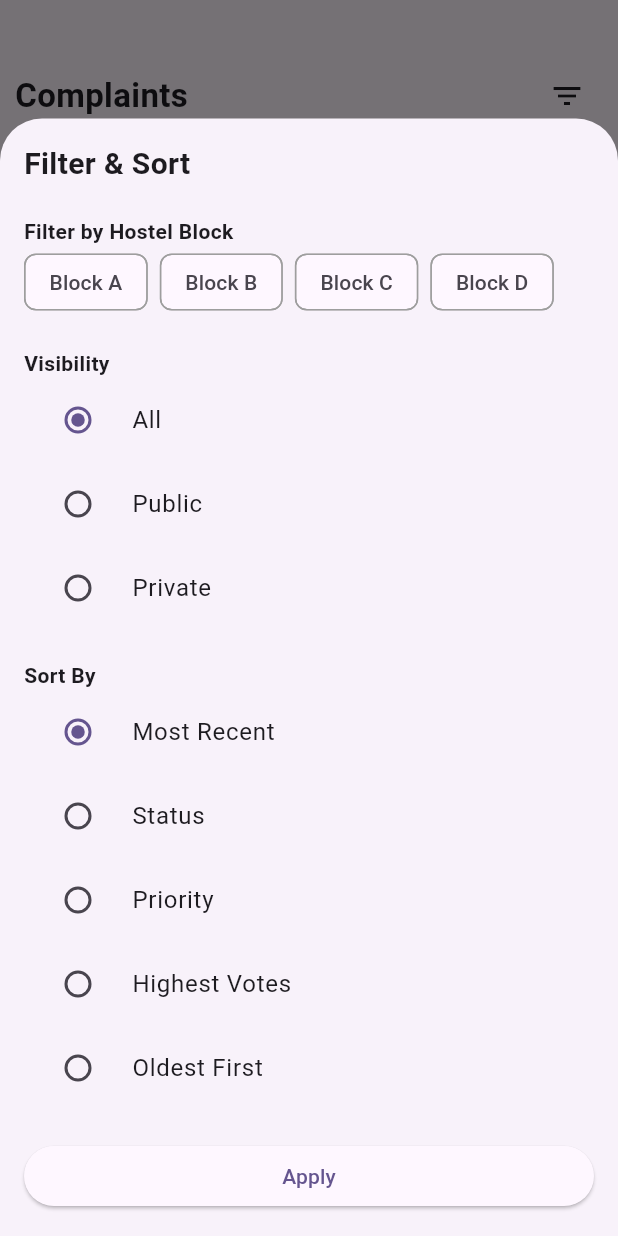
After one commit to rahat-exe/fix_your_hostel, a Flutter app: the AdminComplaint screen opened directly, after a tap on the "filter list" icon, on a phone screen of 412 x 824 dp. The commit adds this screen. Run offline on Flutter 3.47's test engine with Material 3 defaults, Android fonts, the phone set to English and light mode, and no system bars; our stand-ins replace shared_preferences; accounts and stored records are empty; network calls fail.

Commit message:
Added Screens and bottomNavigation Bar in Admin Side

```diff
--- /dev/null
+++ b/client/lib/screens/admin/admin_complaints.dart
@@ -0,0 +1,253 @@
+import 'package:client/screens/admin/widget/issue_card.dart';
+import 'package:flutter/material.dart';
+import 'package:client/services/api.dart';
+
+class AdminComplaint extends StatefulWidget {
+  const AdminComplaint({super.key});
+
+  @override
+  State<AdminComplaint> createState() => _AdminComplaintState();
+}
+
+class _AdminComplaintState extends State<AdminComplaint> {
+  bool isComplaintsLoading = true;
+  List<dynamic> _complaints = [];
+  @override
+  void initState() {
+    super.initState();
+    fetchComplaints();
+  }
+
+  void fetchComplaints() async {
+    Api api = Api();
+    var data = await api.getComplaints();
+    setState(() {
+      _complaints = data;
+      isComplaintsLoading = false;
+    });
+  }
+
+  List<String> selectedBlocks = [];
+  String selectedVisibility = "all";
+  String selectedSort = "recent";
+
+  final List<String> blocks = ["Block A", "Block B", "Block C", "Block D"];
+
+  void _openFilterSheet() {
+    showModalBottomSheet(
+      context: context,
+      isScrollControlled: true,
+      builder: (_) {
+        return StatefulBuilder(
+          builder: (context, setModalState) {
+            return Padding(
+              padding: const EdgeInsets.all(16),
+              child: SingleChildScrollView(
+                child: Column(
+                  crossAxisAlignment: CrossAxisAlignment.start,
+                  children: [
+                    const Text(
+                      "Filter & Sort",
+                      style: TextStyle(
+                        fontSize: 20,
+                        fontWeight: FontWeight.bold,
+                      ),
+                    ),
+
+                    const SizedBox(height: 20),
+
+                    const Text(
+                      "Filter by Hostel Block",
+                      style: TextStyle(fontWeight: FontWeight.w600),
+                    ),
+
+                    Wrap(
+                      spacing: 8,
+                      children: blocks.map((block) {
+                        return FilterChip(
+                          label: Text(
+                            block,
+                            selectionColor: Theme.of(
+                              context,
+                            ).colorScheme.onSurface,
+                          ),
+                          selected: selectedBlocks.contains(block),
+                          backgroundColor: Theme.of(
+                            context,
+                          ).scaffoldBackgroundColor,
+                          selectedColor: Theme.of(
+                            context,
+                          ).colorScheme.onSurface, // 🔥 selected color
+                          checkmarkColor: Theme.of(
+                            context,
+                          ).scaffoldBackgroundColor,
+                          side: BorderSide(
+                            color: selectedBlocks.contains(block)
+                                ? Colors.white
+                                : Colors.grey,
+                          ),
+                          onSelected: (value) {
+                            setModalState(() {
+                              if (value) {
+                                selectedBlocks.add(block);
+                              } else {
+                                selectedBlocks.remove(block);
+                              }
+                            });
+                          },
+                        );
+                      }).toList(),
+                    ),
+
+                    const SizedBox(height: 20),
+
+                    const Text(
+                      "Visibility",
+                      style: TextStyle(fontWeight: FontWeight.w600),
+                    ),
+
+                    Column(
+                      children: [
+                        RadioListTile(
+                          value: "all",
+                          groupValue: selectedVisibility,
+                          title: const Text("All"),
+                          onChanged: (value) {
+                            setModalState(() {
+                              selectedVisibility = value!;
+                            });
+                          },
+                        ),
+                        RadioListTile(
+                          value: "public",
+                          groupValue: selectedVisibility,
+                          title: const Text("Public"),
+                          onChanged: (value) {
+                            setModalState(() {
+                              selectedVisibility = value!;
+                            });
+                          },
+                        ),
+                        RadioListTile(
+                          value: "private",
+                          groupValue: selectedVisibility,
+                          title: const Text("Private"),
+                          onChanged: (value) {
+                            setModalState(() {
+                              selectedVisibility = value!;
+                            });
+                          },
+                        ),
+                      ],
+                    ),
+
+                    const SizedBox(height: 20),
+
+                    const Text(
+                      "Sort By",
+                      style: TextStyle(fontWeight: FontWeight.w600),
+                    ),
+
+                    Column(
+                      children: [
+                        _sortTile("recent", "Most Recent", setModalState),
+                        _sortTile("status", "Status", setModalState),
+                        _sortTile("priority", "Priority", setModalState),
+                        _sortTile("votes", "Highest Votes", setModalState),
+                        _sortTile("oldest", "Oldest First", setModalState),
+                      ],
+                    ),
+
+                    const SizedBox(height: 20),
+                    SizedBox(
+                      width: double.infinity,
+                      child: ElevatedButton(
+                        style: ElevatedButton.styleFrom(
+                          backgroundColor: Theme.of(
+                            context,
+                          ).scaffoldBackgroundColor,
+                        ),
+                        onPressed: () {
+                          setState(() {});
+                          Navigator.pop(context);
+                        },
+                        child: const Text("Apply"),
+                      ),
+                    ),
+                  ],
+                ),
+              ),
+            );
+          },
+        );
+      },
+    );
+  }
+
+  Widget _sortTile(String value, String label, Function setModalState) {
+    return RadioListTile(
+      value: value,
+      groupValue: selectedSort,
+      title: Text(label),
+      onChanged: (val) {
+        setModalState(() {
+          selectedSort = val!;
+        });
+      },
+    );
+  }
+
+  @override
+  Widget build(BuildContext context) {
+    return Scaffold(
+      body: Padding(
+        padding: const EdgeInsets.only(left: 10, right: 10),
+        child: Column(
+          children: [
+            /// HEADER ROW
+            SizedBox(height: 40),
+            Row(
+              mainAxisAlignment: MainAxisAlignment.spaceBetween,
+              children: [
+                const Text(
+                  "Complaints",
+                  style: TextStyle(fontSize: 22, fontWeight: FontWeight.bold),
+                ),
+                IconButton(
+                  icon: const Icon(Icons.filter_list),
+                  color: Theme.of(context).colorScheme.onSurface,
+                  onPressed: _openFilterSheet,
+                ),
+              ],
+            ),
+
+            /// LIST SECTION
+            Expanded(
+              child: SingleChildScrollView(
+                child: isComplaintsLoading
+                    ? Center(child: CircularProgressIndicator())
+                    : _complaints.isEmpty
+                    ? Center(
+                        child: Text(
+                          'No Complaints Reported Yet',
+                          style: TextStyle(
+                            color: Theme.of(context).colorScheme.onSurface,
+                            fontSize: 20,
+                            fontWeight: FontWeight.bold,
+                          ),
+                        ),
+                      )
+                    : Column(
+                        children: [
+                          for (final complaint in _complaints)
+                            IssueCard(complaint: complaint, onTap: () {}),
+                        ],
+                      ),
+              ),
+            ),
+          ],
+        ),
+      ),
+    );
+  }
+}
--- a/client/lib/screens/admin/admin_home.dart
+++ b/client/lib/screens/admin/admin_home.dart
@@ -1,5 +1,6 @@
 import 'package:client/screens/admin/widget/issue_card.dart';
 import 'package:client/screens/admin/widget/quick_button.dart';
+// import 'package:client/theme/theme.dart';
 import 'package:client/util/user_storage.dart';
 
 import 'package:flutter/material.dart';
@@ -18,6 +19,9 @@ class _AdminHomeState extends State<AdminHome> {
   bool isAdminLoading = true;
   bool isComplaintsLoading = true;
   List<dynamic> _complaints = [];
+  // track the selected tab so we can style the bar correctly
+
+
   @override
   void initState() {
     super.initState();
@@ -137,6 +141,7 @@ class _AdminHomeState extends State<AdminHome> {
                 ),
               ),
             ),
+
     );
   }
 }
--- a/client/lib/screens/admin/widget/issue_card.dart
+++ b/client/lib/screens/admin/widget/issue_card.dart
@@ -42,6 +42,7 @@ class IssueCard extends StatelessWidget {
         child: Text(text, style: const TextStyle(fontSize: 12)),
       );
     }
+
 
     final cardWidth = screenWidth - (margin * 2);
     return GestureDetector(
--- a/client/lib/screens/register.dart
+++ b/client/lib/screens/register.dart
@@ -1,9 +1,9 @@
+import 'package:client/screens/admin/tabs.dart';
 import 'package:client/screens/hosteller/home.dart';
 import 'package:client/util/user_storage.dart';
 import 'package:flutter/material.dart';
 import 'package:client/services/auth.dart';
 import 'package:client/util/token_storage.dart';
-import 'package:client/screens/admin/admin_home.dart';
 
 class Register extends StatefulWidget {
   const Register({super.key});
@@ -52,7 +52,7 @@ class _Register extends State<Register> {
         if (response['user']['role'] == 'admin') {
           Navigator.pushReplacement(
             context,
-            MaterialPageRoute(builder: (context) => AdminHome()),
+            MaterialPageRoute(builder: (context) => Tabs()),
           );
           return;
         }
```
Also changed, not shown: client/lib/main.dart (+8 -2 lines), client/lib/screens/admin/admin_account.dart (added, +95 -0 lines), client/lib/screens/admin/admin_insights.dart (added, +15 -0 lines), client/lib/screens/admin/tabs.dart (added, +61 -0 lines), client/lib/screens/auth_wrapper.dart (added, +30 -0 lines), client/lib/screens/hosteller/account.dart (+7 -0 lines), client/lib/screens/hosteller/home.dart (+2 -5 lines), client/lib/screens/hosteller/my_issues.dart (+4 -5 lines), client/lib/widgets/raise_card.dart (+121 -25 lines).
